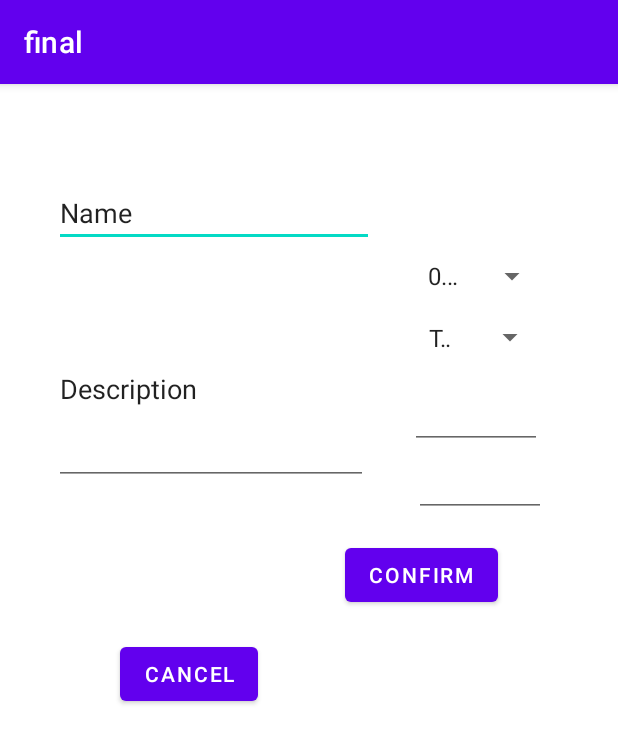
After one commit to novykovd/routine-tracker-v2, an Android app built with Jetpack Compose: the AddEntityActivity screen opened directly, with no data from a screen before it, on a phone screen of 412 x 824 dp. The commit adds this screen. Shown: the top 743 px of the screen. Run offline under Robolectric (Android 15) with nearby library versions, the phone set to English and light mode, and no system bars; our stand-ins replace Room's generated code.

Commit message:
progress kookokoo

```diff
--- a/app/src/main/AndroidManifest.xml
+++ b/app/src/main/AndroidManifest.xml
@@ -14,6 +14,9 @@
         android:theme="@style/Theme.Final"
         tools:targetApi="31">
         <activity
+            android:name=".AddEntityActivity"
+            android:exported="false" />
+        <activity
             android:name=".MainActivity"
             android:exported="true">
             <intent-filter>
--- /dev/null
+++ b/app/src/main/java/com/example/afinal/AddEntityActivity.java
@@ -0,0 +1,106 @@
+package com.example.afinal;
+
+import androidx.appcompat.app.AppCompatActivity;
+import androidx.lifecycle.MutableLiveData;
+import androidx.lifecycle.ViewModelProvider;
+
+import android.os.Bundle;
+import android.widget.AdapterView;
+import android.widget.ArrayAdapter;
+import android.widget.Button;
+import android.widget.EditText;
+import android.widget.Spinner;
+
+public class AddEntityActivity extends AppCompatActivity {
+
+    @Override
+    protected void onCreate(Bundle savedInstanceState) {
+
+        CustomViewModelJ customViewModel = new ViewModelProvider(this).get(CustomViewModelJ.class);
+        final MutableLiveData<String> liveDataCategory = new MutableLiveData<>();
+        final MutableLiveData<Float> liveDataTime = new MutableLiveData<>();
+        rEntity newEntity = new rEntity();
+
+        super.onCreate(savedInstanceState);
+        setContentView(R.layout.activity_add);
+
+        Spinner spinner = findViewById(R.id.rC);
+        ArrayAdapter<CharSequence> adapter = ArrayAdapter.createFromResource(this, R.array.spinner_array, android.R.layout.simple_spinner_item);
+        adapter.setDropDownViewResource(android.R.layout.simple_spinner_dropdown_item);
+        spinner.setAdapter(adapter);
+
+        AdapterView.OnItemSelectedListener itemSelectedListener = new AdapterView.OnItemSelectedListener() {
+            @Override
+            public void onItemSelected(AdapterView<?> parent, android.view.View view, int position, long id) {
+                liveDataCategory.setValue(parent.getItemAtPosition(position).toString());
+            }
+
+            @Override
+            public void onNothingSelected(AdapterView<?> parent) {
+
+            }
+        };
+        spinner.setOnItemSelectedListener(itemSelectedListener);
+
+        AdapterView.OnItemSelectedListener itemSelectedListener2 = new AdapterView.OnItemSelectedListener() {
+            @Override
+            public void onItemSelected(AdapterView<?> parent, android.view.View view, int position, long id) {
+                liveDataTime.setValue(Float.parseFloat(parent.getItemAtPosition(position).toString()));
+            }
+
+            @Override
+            public void onNothingSelected(AdapterView<?> parent) {
+
+            }
+        };
+
+        Spinner spinner2 = findViewById(R.id.rT);
+        ArrayAdapter<CharSequence> adapter2 = ArrayAdapter.createFromResource(this, R.array.spinner_array2, android.R.layout.simple_spinner_item);
+        adapter2.setDropDownViewResource(android.R.layout.simple_spinner_dropdown_item);
+        spinner2.setAdapter(adapter2);
+        spinner2.setOnItemSelectedListener(itemSelectedListener2);
+
+        EditText name = findViewById(R.id.rN);
+        EditText desc = findViewById(R.id.rD);
+        EditText goal = findViewById(R.id.rG);
+        EditText impr = findViewById(R.id.rI);
+
+        Button cancelBtn = findViewById(R.id.button);
+        cancelBtn.setOnClickListener(v -> {
+            finish();
+        });
+
+        Button okBtn = findViewById(R.id.buttonOK);
+        okBtn.setOnClickListener(v -> {
+            if (!name.getText().toString().isEmpty()
+                    || !desc.getText().toString().isEmpty()
+                    || !goal.getText().toString().isEmpty()
+                    || !impr.getText().toString().isEmpty()
+                    || !liveDataCategory.getValue().isEmpty()
+                    || !liveDataTime.getValue().toString().isEmpty()) {
+
+                newEntity.rN = name.getText().toString();
+                newEntity.rD = desc.getText().toString();
+                newEntity.rG =Integer.parseInt(goal.getText().toString());
+                newEntity.rI = Integer.parseInt(impr.getText().toString());
+                newEntity.rC = liveDataCategory.getValue();
+                customViewModel.insert(newEntity);
+                finish();
+            }
+        });
+
+    }
+}
+
+//class CustomViewModelFactory(val application :Application) : ViewModelProvider.Factory{
+//        override fun <T : ViewModel> create(modelClass: Class<T>): T {
+//        return CustomViewModel(application) as T
+//        }
+//        }
+
+//class CustomViewModelFactory(Application app) implements ViewModelProvider.Factory {
+//    @Override
+//    public <T extends ViewModel> T create(Class<T> modelClass, Application app) {
+//        return (T) new CustomViewModel(app);
+//    }
+//}
--- /dev/null
+++ b/app/src/main/java/com/example/afinal/CustomViewModelJ.java
@@ -0,0 +1,25 @@
+package com.example.afinal;
+
+
+import android.app.Application;
+
+import androidx.lifecycle.AndroidViewModel;
+import androidx.lifecycle.LiveData;
+import androidx.lifecycle.ViewModel;
+
+import java.util.List;
+
+public class CustomViewModelJ extends AndroidViewModel {
+    private final Repo MyRepo;
+    private final LiveData<List<rEntity>> entityList;
+
+    public CustomViewModelJ(Application app){
+        super(app);
+        MyRepo = new Repo(app);
+        entityList = MyRepo.show();
+    }
+
+    LiveData<List<rEntity>> show(){ return  entityList; }
+    public void insert(rEntity entity){ MyRepo.add(entity); }
+
+}
--- a/app/src/main/java/com/example/afinal/Repo.java
+++ b/app/src/main/java/com/example/afinal/Repo.java
@@ -20,4 +20,10 @@ public class Repo {
 
     void add(rEntity E) { rDB.databaseWriteExecutor.execute(() ->
     { Dao.insert(E); });}
+
+    void delete(rEntity E) { rDB.databaseWriteExecutor.execute(() ->
+    { Dao.delete(E); });}
+
+    void update(rEntity E) { rDB.databaseWriteExecutor.execute(() ->
+    { Dao.update(E); });}
 }
--- a/app/src/main/java/com/example/afinal/mDao.java
+++ b/app/src/main/java/com/example/afinal/mDao.java
@@ -5,6 +5,7 @@ import androidx.room.Dao;
 import androidx.room.Delete;
 import androidx.room.Insert;
 import androidx.room.Query;
+import androidx.room.Update;
 
 import java.util.List;
 
@@ -21,5 +22,8 @@ public interface mDao {
     @Delete
     void delete(rEntity r);
 
+    @Update
+    void update(rEntity r);
+
     // ADD MORE & MORE COMPLEX
 }
--- a/app/src/main/java/com/example/afinal/rEntity.java
+++ b/app/src/main/java/com/example/afinal/rEntity.java
@@ -20,25 +20,47 @@ public class rEntity {
 
     public rEntity(@NonNull String rN){ this.rN = rN; }
 
-//    @Ignore
-//    public rEntity(String rN, String rD, int rI, int rND){
-//        this.rD = rD;
-//        this.rN = rN;
-//        this.rI = rI;
-//        this.rND = rND;
-//    }
+    @Ignore
+    public rEntity(String rN, String rD, int rI, int G) {
+        this.rD = rD;
+        this.rN = rN;
+        this.rI = rI;
+        this.rG = G;
+    }
+    @Ignore
+    public rEntity(String rN, String rD, int rI, int rG, String rC, float rT) {
+        this.rD = rD;
+        this.rN = rN;
+        this.rI = rI;
+        this.rG = rG;
+        this.rC = rC;
+        this.rT = rT;
+    }
+
+    @Ignore
+    public rEntity(){
+        this.rD = "No Description";
+        this.rN = "No Name";
+        this.rI = 0;
+        this.rG = 0;
+    }
+
 
     @ColumnInfo(name = "rDesc")
     public String rD;
 
-    @ColumnInfo(name = "rGoal")
-    public int rND;
-
     @ColumnInfo(name = "rImportance")
     public int rI;
 
-    @ColumnInfo(name = "rTime taken")
-    public int rT;
+    @ColumnInfo(name = "rTime")
+    public float rT;
+
+    @ColumnInfo(name = "rGoal")
+    public int rG;
+
+    @ColumnInfo(name = "rCategory")
+    public String rC;
+
 
 
     //add other attributes for future
--- a/app/src/main/res/layout/activity_add.xml
+++ b/app/src/main/res/layout/activity_add.xml
@@ -1,6 +1,100 @@
 <?xml version="1.0" encoding="utf-8"?>
 <androidx.constraintlayout.widget.ConstraintLayout xmlns:android="http://schemas.android.com/apk/res/android"
+    xmlns:app="http://schemas.android.com/apk/res-auto"
+    xmlns:tools="http://schemas.android.com/tools"
     android:layout_width="match_parent"
     android:layout_height="match_parent">
 
+    <EditText
+        android:id="@+id/rN"
+        android:layout_width="wrap_content"
+        android:layout_height="wrap_content"
+        android:layout_marginStart="36dp"
+        android:ems="10"
+        android:inputType="textPersonName"
+        android:text="Name"
+        app:layout_constraintBottom_toTopOf="@+id/rD"
+        app:layout_constraintStart_toStartOf="parent"
+        app:layout_constraintTop_toTopOf="parent"
+        app:layout_constraintVertical_bias="0.669" />
+
+    <EditText
+        android:id="@+id/rD"
+        android:layout_width="209dp"
+        android:layout_height="127dp"
+        android:layout_marginStart="36dp"
+        android:layout_marginTop="140dp"
+        android:ems="10"
+        android:inputType="textPersonName"
+        android:text="Description"
+        app:layout_constraintStart_toStartOf="parent"
+        app:layout_constraintTop_toTopOf="parent" />
+
+    <Button
+        android:id="@+id/button"
+        android:layout_width="wrap_content"
+        android:layout_height="wrap_content"
+        android:layout_marginStart="80dp"
+        android:layout_marginTop="44dp"
+        android:text="CANCEL"
+        app:layout_constraintBottom_toBottomOf="parent"
+        app:layout_constraintStart_toStartOf="parent"
+        app:layout_constraintTop_toBottomOf="@+id/rD"
+        app:layout_constraintVertical_bias="0.142" />
+
+    <Button
+        android:id="@+id/buttonOK"
+        android:layout_width="wrap_content"
+        android:layout_height="wrap_content"
+        android:layout_marginTop="60dp"
+        android:text="CONFIRM"
+        app:layout_constraintEnd_toEndOf="parent"
+        app:layout_constraintHorizontal_bias="0.419"
+        app:layout_constraintStart_toEndOf="@+id/button"
+        app:layout_constraintTop_toBottomOf="@+id/rG" />
+
+    <EditText
+        android:id="@+id/rG"
+        android:layout_width="88dp"
+        android:layout_height="53dp"
+        android:layout_marginStart="28dp"
+        android:inputType="number"
+        app:layout_constraintEnd_toEndOf="parent"
+        app:layout_constraintHorizontal_bias="0.0"
+        app:layout_constraintStart_toEndOf="@+id/rD"
+        app:layout_constraintTop_toBottomOf="@+id/rC"
+        />
+
+    <Spinner
+        android:id="@+id/rT"
+        android:layout_width="88dp"
+        android:layout_height="40dp"
+        android:layout_marginStart="28dp"
+        android:layout_marginTop="108dp"
+        app:layout_constraintEnd_toEndOf="parent"
+        app:layout_constraintHorizontal_bias="0.0"
+        app:layout_constraintStart_toEndOf="@+id/rN"
+        app:layout_constraintTop_toTopOf="parent" />
+
+    <Spinner
+        android:id="@+id/rC"
+        android:layout_width="86dp"
+        android:layout_height="42dp"
+        android:layout_marginEnd="48dp"
+        app:layout_constraintEnd_toEndOf="parent"
+        app:layout_constraintTop_toBottomOf="@+id/rT" />
+
+
+
+    <EditText
+        android:id="@+id/rI"
+        android:layout_width="88dp"
+        android:layout_height="45dp"
+        android:layout_marginEnd="48dp"
+        android:ems="10"
+        android:inputType="number"
+        app:layout_constraintEnd_toEndOf="parent"
+        app:layout_constraintTop_toBottomOf="@+id/rG" />
+
+
 </androidx.constraintlayout.widget.ConstraintLayout>
--- a/app/src/main/res/values/strings.xml
+++ b/app/src/main/res/values/strings.xml
@@ -2,4 +2,18 @@
     <string name="app_name">final</string>
     <!-- TODO: Remove or change this placeholder text -->
     <string name="hello_blank_fragment">Hello blank fragment</string>
+    <string-array name="spinner_array">
+        <item>Task</item>
+        <item>Routine</item>
+    </string-array>
+    <string-array name="spinner_array2">
+        <item>0.25</item>
+        <item>0.5</item>
+        <item>0.75</item>
+        <item>1</item>
+        <item>1.5</item>
+        <item>2</item>
+        <item>3</item>
+        <item>5</item>
+    </string-array>
 </resources>
```
Also changed, not shown: app/src/main/java/com/example/afinal/AdditionActivity.java (deleted, +0 -10 lines), app/src/main/java/com/example/afinal/CustomViewModel.kt (+8 -0 lines), app/src/main/java/com/example/afinal/MainActivity.java (+10 -0 lines), app/src/main/java/com/example/afinal/TaskListFragment.kt (+41 -17 lines).
